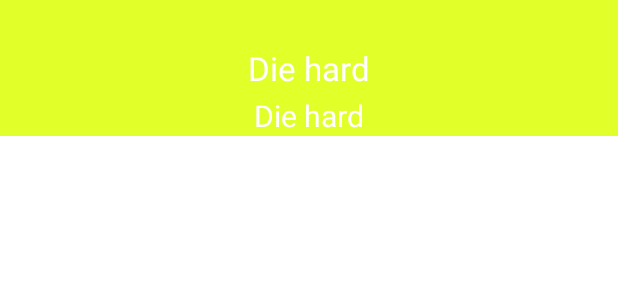
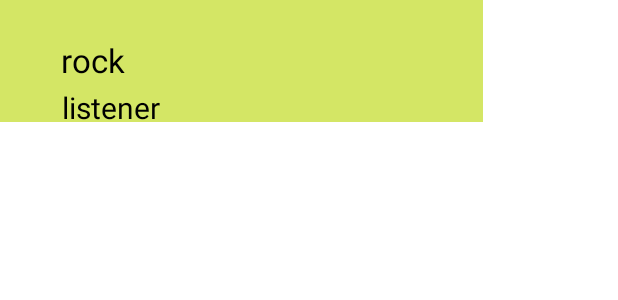
Before and after one commit to vako03/MyLastfm, an Android app: the layout layout_genre_item.xml on its own in the app's theme, with its tools: preview values and no code run, on a phone screen of 412 x 824 dp. Shown: the top 300 px of the screen. Run offline under Robolectric (Android 15) with nearby library versions, the phone set to English and light mode, and no system bars; network calls fail.

Commit message:
added button

```diff
--- a/app/src/main/res/layout/layout_genre_item.xml
+++ b/app/src/main/res/layout/layout_genre_item.xml
@@ -2,9 +2,10 @@
 <androidx.constraintlayout.widget.ConstraintLayout xmlns:android="http://schemas.android.com/apk/res/android"
     xmlns:app="http://schemas.android.com/apk/res-auto"
     xmlns:tools="http://schemas.android.com/tools"
-    android:layout_width="match_parent"
-    android:layout_height="wrap_content"
-    tools:background="#E1FF29">
+    android:layout_width="322dp"
+    android:layout_height="81dp"
+    tools:background="#D4E665"
+    >
 
     <androidx.constraintlayout.widget.Guideline
         android:id="@+id/startGuideline"
@@ -21,30 +22,33 @@
         android:orientation="vertical"
         app:layout_constraintGuide_percent="0.95" />
 
+
     <TextView
         android:id="@+id/tvGenre"
         android:layout_width="wrap_content"
         android:layout_height="wrap_content"
-        android:textColor="@color/white"
+        android:textColor="@color/black"
         android:textSize="22sp"
         app:layout_constraintBottom_toBottomOf="parent"
         app:layout_constraintEnd_toEndOf="parent"
+        app:layout_constraintHorizontal_bias="0.146"
         app:layout_constraintStart_toStartOf="parent"
         app:layout_constraintTop_toTopOf="parent"
-        tools:text="Die hard" />
-
+        app:layout_constraintVertical_bias="0.49"
+        tools:text="rock" />
 
     <TextView
         android:id="@+id/tvListener"
         android:layout_width="wrap_content"
         android:layout_height="wrap_content"
         android:layout_marginTop="3dp"
-        android:textColor="@color/white"
+        android:textColor="@color/black"
         android:textSize="20sp"
         app:layout_constraintEnd_toEndOf="parent"
+        app:layout_constraintHorizontal_bias="0.16"
         app:layout_constraintStart_toStartOf="parent"
         app:layout_constraintTop_toBottomOf="@id/tvGenre"
-        tools:text="Die hard" />
+        tools:text="listener" />
 
 
 </androidx.constraintlayout.widget.ConstraintLayout>
--- a/app/src/main/res/layout/layout_genre_list_fragment.xml
+++ b/app/src/main/res/layout/layout_genre_list_fragment.xml
@@ -66,7 +66,8 @@
         app:layout_constraintEnd_toEndOf="parent"
         app:layout_constraintHorizontal_bias="0.0"
         app:layout_constraintStart_toStartOf="parent" />
-    <Button
+    <ImageButton
+        android:id="@+id/button"
         android:layout_width="200dp"
         android:layout_height="wrap_content"
         android:layout_marginBottom="24dp"
@@ -74,6 +75,6 @@
         app:layout_constraintEnd_toEndOf="parent"
         app:layout_constraintHorizontal_bias="0.497"
         app:layout_constraintStart_toStartOf="parent"
-        android:text="My saved albums"/>
+        android:src="@drawable/ic_button"/>
 
 </androidx.constraintlayout.widget.ConstraintLayout>
```
Also changed, not shown: app/src/main/java/com/example/bolo/MainActivity.kt (+7 -0 lines), app/src/main/res/drawable/ic_button.xml (added, +19 -0 lines), app/src/main/res/drawable/ic_poster.xml (added, +30 -0 lines), app/src/main/res/layout/fragment_music_details.xml (+22 -18 lines).
